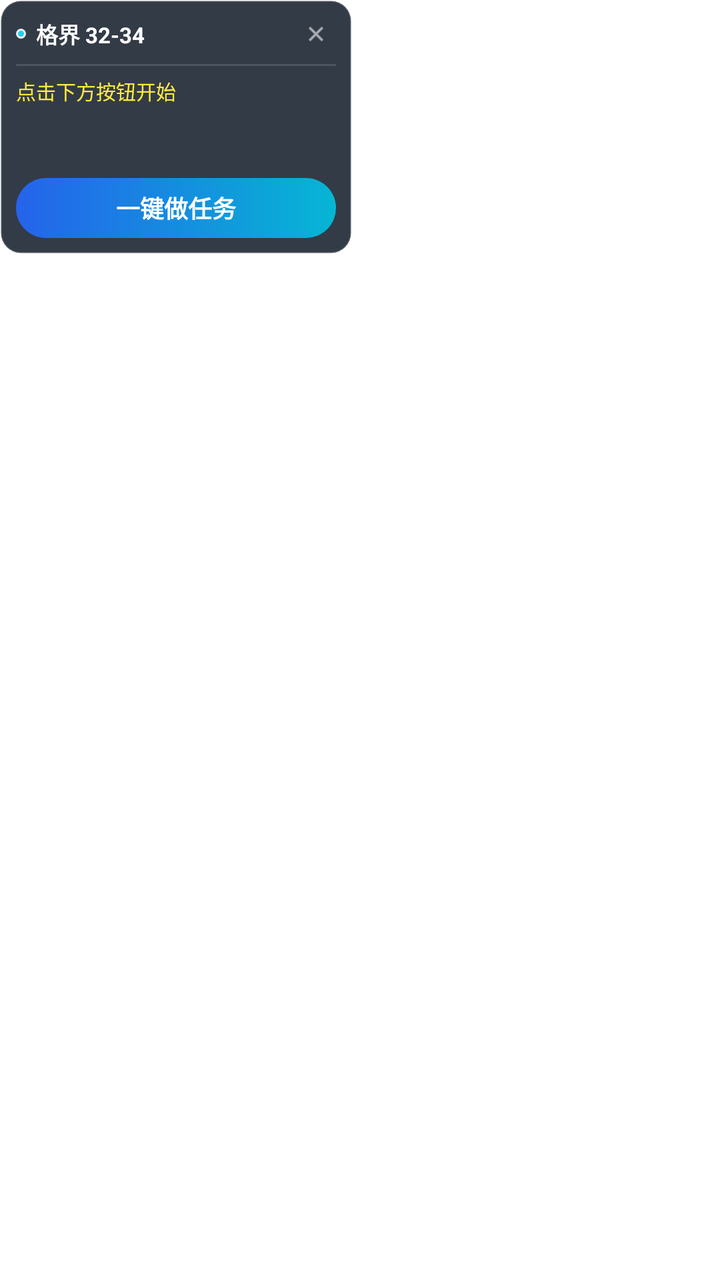
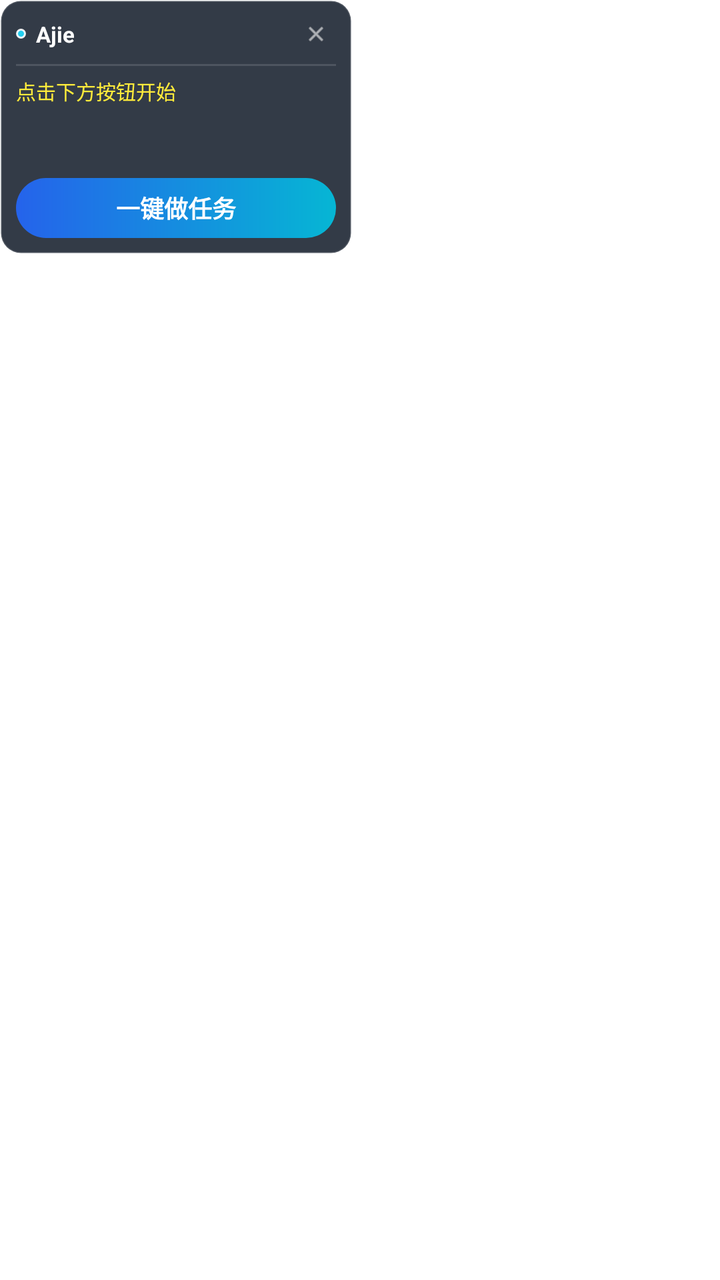

The first picture is an Android layout as it rendered before a commit; the second is the same layout after the commit. The layout source and the unified diff follow.
<!-- AndroidManifest.xml: application theme Theme.TaskHelper -->
<!-- res/layout/layout_window_float.xml -->
<?xml version="1.0" encoding="utf-8"?>
<RelativeLayout xmlns:android="http://schemas.android.com/apk/res/android"
    android:layout_width="wrap_content"
    android:layout_height="wrap_content">

    <LinearLayout
        android:id="@+id/ll_dot_container"
        android:layout_width="38dp"
        android:layout_height="38dp"
        android:background="@drawable/bg_float_dot_new"
        android:elevation="6dp"
        android:gravity="center"
        android:visibility="gone">

        <TextView
            android:id="@+id/tv_dot"
            android:layout_width="wrap_content"
            android:layout_height="wrap_content"
            android:text="格"
            android:textColor="#FFFFFF"
            android:textSize="14sp"
            android:textStyle="bold" />
    </LinearLayout>

    <LinearLayout
        android:id="@+id/ll_expanded"
        android:layout_width="176dp"
        android:layout_height="wrap_content"
        android:background="@drawable/bg_float_panel"
        android:elevation="6dp"
        android:orientation="vertical"
        android:paddingStart="8dp"
        android:paddingTop="7dp"
        android:paddingEnd="8dp"
        android:paddingBottom="8dp">

        <LinearLayout
            android:layout_width="match_parent"
            android:layout_height="wrap_content"
            android:gravity="center_vertical"
            android:orientation="horizontal">

            <View
                android:layout_width="5dp"
                android:layout_height="5dp"
                android:layout_marginEnd="5dp"
                android:background="@drawable/bg_float_dot_new" />

            <TextView
                android:layout_width="0dp"
                android:layout_height="wrap_content"
                android:layout_weight="1"
                android:text="格界 32-34"
                android:textColor="#FFFFFF"
                android:textSize="11sp"
                android:textStyle="bold" />

            <ImageView
                android:id="@+id/img_close"
                android:layout_width="20dp"
                android:layout_height="20dp"
                android:background="?android:attr/selectableItemBackgroundBorderless"
                android:padding="4dp"
                android:scaleType="centerInside"
                android:src="@android:drawable/ic_menu_close_clear_cancel"
                android:tint="#CCFFFFFF" />
        </LinearLayout>

        <View
            android:layout_width="match_parent"
            android:layout_height="1dp"
            android:layout_marginTop="5dp"
            android:layout_marginBottom="5dp"
            android:background="#22FFFFFF" />

        <TextView
            android:id="@+id/tv_status"
            android:layout_width="match_parent"
            android:layout_height="wrap_content"
            android:ellipsize="end"
            android:gravity="start"
            android:lineSpacingExtra="1dp"
            android:maxLines="4"
            android:minHeight="45dp"
            android:text="点击下方按钮开始"
            android:textColor="#FFEB3B"
            android:textSize="10sp" />

        <TextView
            android:id="@+id/tv_action"
            android:layout_width="match_parent"
            android:layout_height="30dp"
            android:layout_marginTop="6dp"
            android:background="@drawable/bg_float_action"
            android:gravity="center"
            android:text="一键做任务"
            android:textColor="#FFFFFF"
            android:textSize="12sp"
            android:textStyle="bold" />
    </LinearLayout>
</RelativeLayout>
<!-- resources referenced by this layout -->
<resources>
  <!-- drawable bg_float_action (drawable) -->
  <?xml version="1.0" encoding="utf-8"?>
  <shape xmlns:android="http://schemas.android.com/apk/res/android"
      android:shape="rectangle">
      <gradient
          android:angle="0"
          android:startColor="#2563EB"
          android:endColor="#06B6D4" />
      <corners android:radius="15dp" />
  </shape>
  <!-- drawable bg_float_dot_new (drawable) -->
  <?xml version="1.0" encoding="utf-8"?>
  <shape xmlns:android="http://schemas.android.com/apk/res/android"
      android:shape="oval">
      <gradient
          android:type="radial"
          android:gradientRadius="48"
          android:startColor="#22D3EE"
          android:endColor="#2563EB" />
      <stroke android:width="1dp" android:color="#E6FFFFFF" />
  </shape>
  <!-- drawable bg_float_panel (drawable) -->
  <?xml version="1.0" encoding="utf-8"?>
  <shape xmlns:android="http://schemas.android.com/apk/res/android"
      android:shape="rectangle">
      <solid android:color="#E61D2633" />
      <corners android:radius="10dp" />
      <stroke android:width="1dp" android:color="#26FFFFFF" />
  </shape>
  <style name="Theme.TaskHelper" parent="Theme.MaterialComponents.Light.NoActionBar">
          <item name="colorPrimary">#1976D2</item>
          <item name="colorPrimaryVariant">#1565C0</item>
          <item name="colorOnPrimary">#FFFFFF</item>
          <item name="colorSecondary">#26A69A</item>
          <item name="colorSecondaryVariant">#00897B</item>
          <item name="colorOnSecondary">#FFFFFF</item>
          <item name="android:statusBarColor">#1565C0</item>
      </style>
</resources>

<!-- the commit's change to res/layout/layout_window_float.xml (unified diff, before → after) -->
@@ -50,7 +50,7 @@
                 android:layout_width="0dp"
                 android:layout_height="wrap_content"
                 android:layout_weight="1"
-                android:text="格界 32-34"
+                android:text="Ajie"
                 android:textColor="#FFFFFF"
                 android:textSize="11sp"
                 android:textStyle="bold" />
